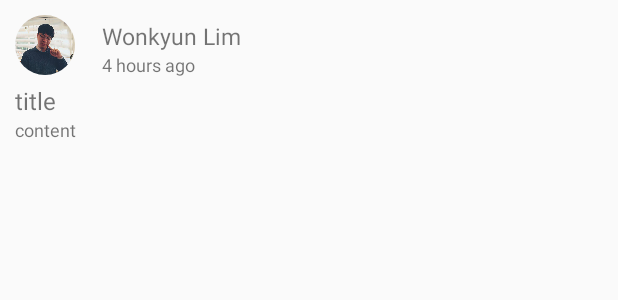
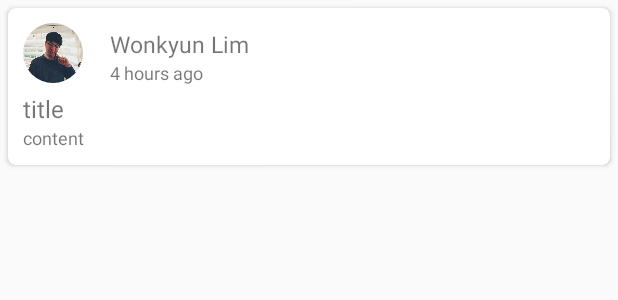
Before and after one commit to GDGKC-FirebasedHackathon/KawaiiHackathon, an Android app: the layout recyclerview_item_feed.xml on its own in the app's theme, with its tools: preview values and no code run, on a phone screen of 412 x 824 dp. Shown: the top 300 px of the screen. Run offline under Robolectric (Android 15) with nearby library versions, the phone set to English and light mode, and no system bars.

Commit message:
- Feed List Adapter를 데이터 added에서 비우지 않고 처음 onResume에서만 비움 - Feed를 CardView로 구성

```diff
--- a/android_client/app/build.gradle
+++ b/android_client/app/build.gradle
@@ -40,6 +40,7 @@ dependencies {
 
     compile "com.android.support:design:${supportLibVersion}"
     compile "com.android.support:recyclerview-v7:${supportLibVersion}"
+    compile "com.android.support:cardview-v7:${supportLibVersion}"
 }
 
 apply plugin: 'com.google.gms.google-services'
--- a/android_client/app/src/main/java/com/corikachu/yourname/FeedActivity.java
+++ b/android_client/app/src/main/java/com/corikachu/yourname/FeedActivity.java
@@ -87,11 +87,11 @@ public class FeedActivity extends AppCompatActivity {
     protected void onResume() {
         super.onResume();
 
+        adapter.clear();
+
         databaseReference.child("feeds").addChildEventListener(new ChildEventListener() {
             @Override
             public void onChildAdded(DataSnapshot dataSnapshot, String s) {
-                adapter.clear();
-
                 DTOFeed feed = dataSnapshot.getValue(DTOFeed.class);
                 adapter.addItem(feed);
                 adapter.notifyDataSetChanged();
--- a/android_client/app/src/main/res/layout/recyclerview_item_feed.xml
+++ b/android_client/app/src/main/res/layout/recyclerview_item_feed.xml
@@ -1,9 +1,18 @@
 <?xml version="1.0" encoding="utf-8"?>
-<RelativeLayout xmlns:android="http://schemas.android.com/apk/res/android"
+<android.support.v7.widget.CardView xmlns:android="http://schemas.android.com/apk/res/android"
+    xmlns:app="http://schemas.android.com/apk/res-auto"
+    android:id="@+id/recyclerview_item_feed_card"
+    android:layout_width="match_parent"
+    android:layout_height="wrap_content"
+    android:layout_margin="5dp"
+    android:paddingBottom="15dp"
+    android:paddingTop="15dp"
+    app:cardCornerRadius="5dp">
+
+    <RelativeLayout
         android:layout_width="match_parent"
         android:layout_height="wrap_content"
         android:padding="10dp">
-
 
         <com.corikachu.yourname.CircleImageView
             android:id="@+id/recyclerview_item_profile_image"
@@ -53,3 +62,5 @@
             android:textSize="12sp" />
 
     </RelativeLayout>
+
+</android.support.v7.widget.CardView>
```
Lines whose indentation alone changed are shown as unchanged.
